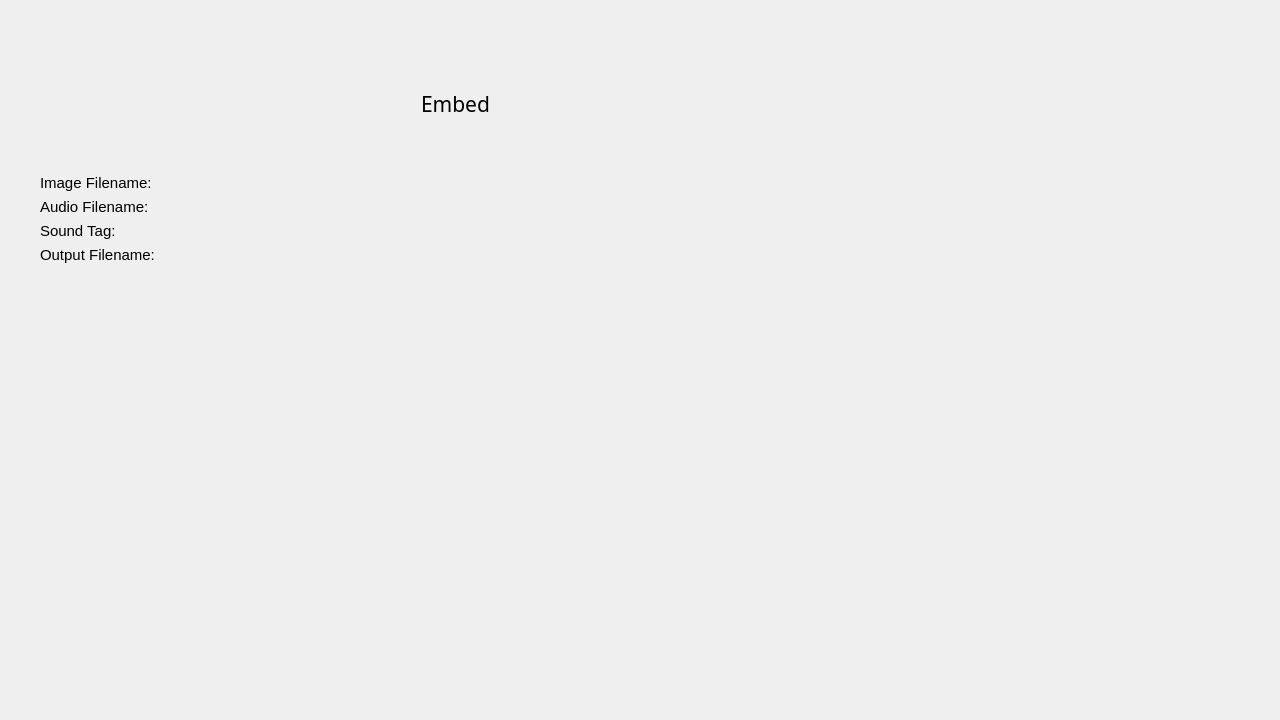
Above: resources/qt/embedwidget.ui from jmdaemon/oggex before the change. Below: the same form after it.
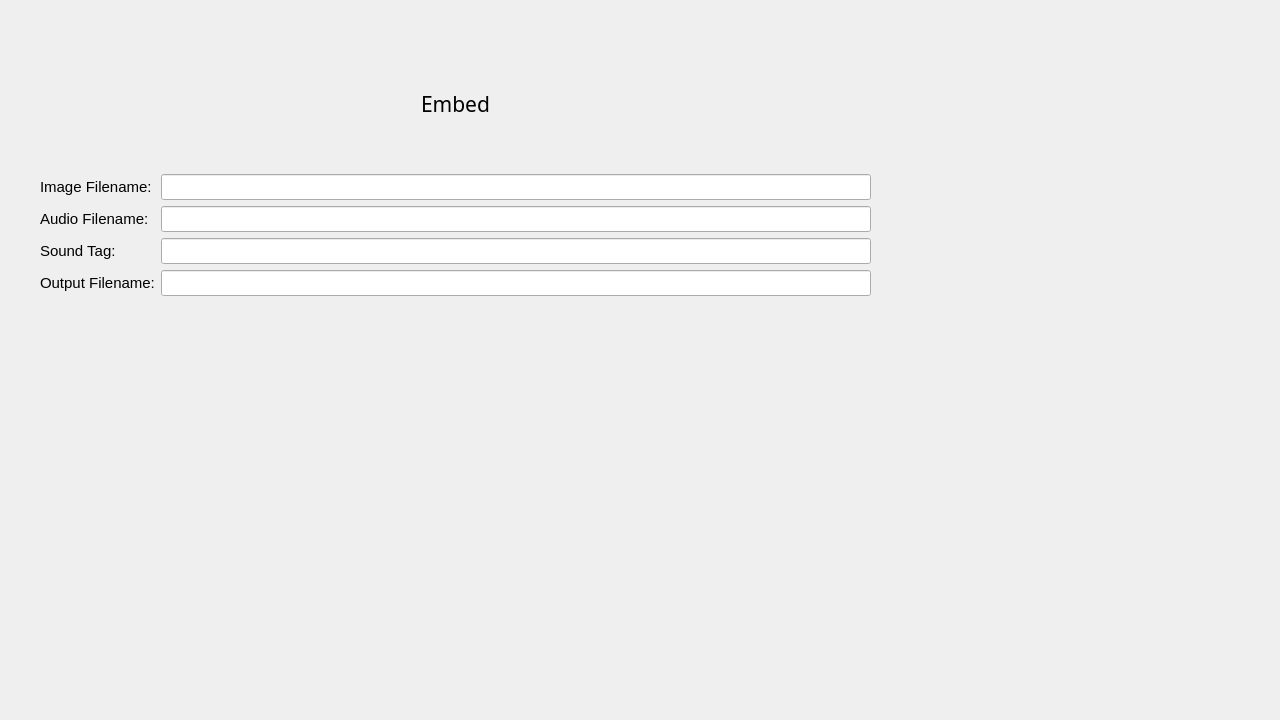
That is the form after the change. Custom widgets are drawn as their Qt base class.

Commit message: Add new custom component widget 'filechooser'

What changed in the file:
```diff
--- a/resources/qt/embedwidget.ui
+++ b/resources/qt/embedwidget.ui
@@ -142,11 +142,30 @@
         </property>
        </widget>
       </item>
+      <item row="0" column="1">
+       <widget class="FileChooser" name="le_image"/>
+      </item>
+      <item row="1" column="1">
+       <widget class="FileChooser" name="le_audio"/>
+      </item>
+      <item row="2" column="1">
+       <widget class="FileChooser" name="le_tag"/>
+      </item>
+      <item row="3" column="1">
+       <widget class="FileChooser" name="le_dest"/>
+      </item>
      </layout>
     </item>
    </layout>
   </widget>
  </widget>
+ <customwidgets>
+  <customwidget>
+   <class>FileChooser</class>
+   <extends>QLineEdit</extends>
+   <header>ui_qfilechooser.h</header>
+  </customwidget>
+ </customwidgets>
  <resources/>
  <connections/>
 </ui>
```
The commit also changes 5 other files.
